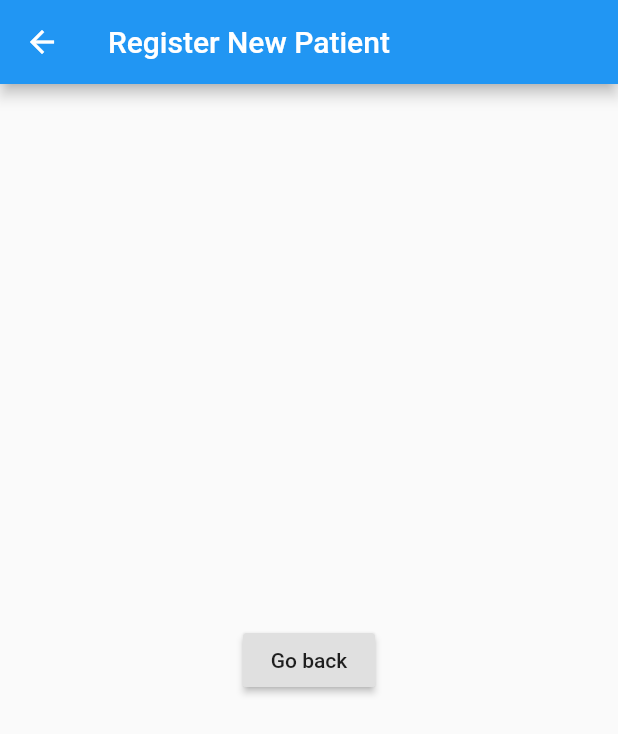
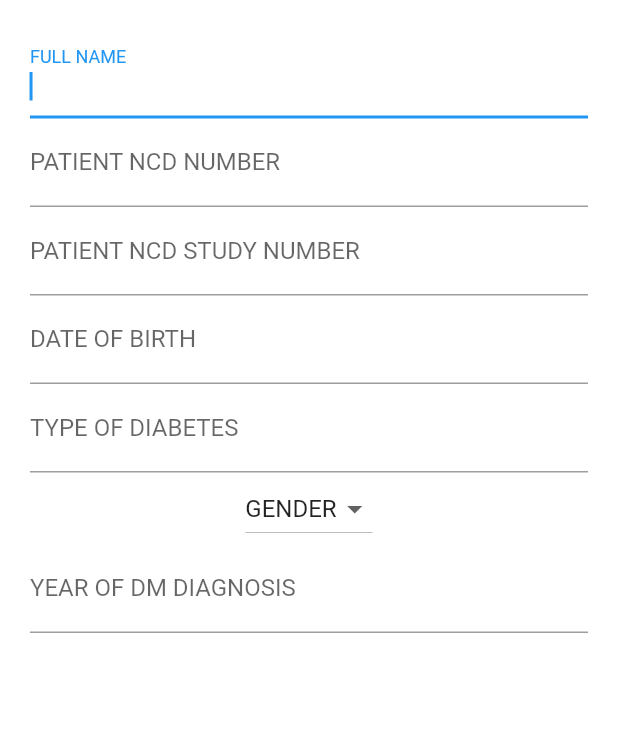
Before and after one commit to CliffJr/dfid_mobile_app, a Flutter app: the screen it shows after launch, in the side drawer, after a tap on "New Patient", on a phone screen of 412 x 824 dp. Shown: the top 734 px of the screen. Run offline on Flutter 3.47's test engine with Material 2 defaults, Android fonts, the light colour scheme and no system bars.

Commit message:
added new patient fields

```diff
--- a/lib/main.dart
+++ b/lib/main.dart
@@ -2,6 +2,7 @@ import 'package:flutter/material.dart';
 import 'package:flutter/rendering.dart';
 
 import './pages/new_patient.dart';
+import './pages/patient_records.dart';
 
 void main() => runApp(MyApp());
 
@@ -70,7 +71,10 @@ class MyHomePage extends StatelessWidget {
               leading: Icon(Icons.people),
               title: Text('Patient Records'),
               onTap: () {
-                Navigator.pop(context);
+                Navigator.push(
+                    context,
+                    MaterialPageRoute(
+                        builder: (context) => MyStatelessWidget()));
               },
             ),
             ListTile(
--- a/lib/pages/new_patient.dart
+++ b/lib/pages/new_patient.dart
@@ -1,16 +1,114 @@
 import 'package:flutter/material.dart';
 
-class AddPatient extends StatelessWidget {
+class AddPatient extends StatefulWidget {
+  AddPatientState createState() {
+    return AddPatientState();
+  }
+}
+
+String dropdownStr = 'GENDER';
+
+class AddPatientState extends State<AddPatient> {
+  DateTime _date = DateTime.now();
+
+  Future<Null> selectDate(BuildContext context) async {
+    final DateTime picked = await showDatePicker(
+      context: context,
+      initialDate: _date,
+      firstDate: DateTime(1970),
+      lastDate: DateTime(2100),
+    );
+
+    if (picked != null && picked != _date) {
+      setState(() {
+        _date = picked;
+        print(_date.toString());
+      });
+    }
+  }
+
   @override
-  Widget build(BuildContext context) {
-    return Scaffold(
-      appBar: AppBar(title: Text('Register New Patient')),
-      body: Center(
-        child: RaisedButton(
-          onPressed: () {},
-          child: Text('Go back'),
-        ),
-      ),
+  Widget build(context) {
+    return Container(
+      // appBar: AppBar(title: Text('Register New Patient')),
+      margin: const EdgeInsets.all(20.0),
+      child: Form(
+          child: Column(children: [
+        fullNameField(),
+        patientNcdNumber(),
+        patientNcdStudyNUmber(),
+        dob(),
+        typeOfDiebetes(),
+        gender(),
+        yearOfDmDiagnosis()
+      ])),
     );
   }
 }
+
+Widget fullNameField() {
+  return TextFormField(
+    autofocus: true,
+    keyboardType: TextInputType.name,
+    decoration: InputDecoration(labelText: 'FULL NAME'),
+  );
+}
+
+Widget patientNcdNumber() {
+  return TextFormField(
+    autofocus: true,
+    decoration: InputDecoration(labelText: 'PATIENT NCD NUMBER'),
+  );
+}
+
+Widget patientNcdStudyNUmber() {
+  return TextFormField(
+    autofocus: true,
+    decoration: InputDecoration(labelText: 'PATIENT NCD STUDY NUMBER'),
+  );
+}
+
+Widget dob() {
+  return TextFormField(
+    autofocus: true,
+    keyboardType: TextInputType.datetime,
+    decoration: InputDecoration(labelText: 'DATE OF BIRTH'),
+    onTap: () {
+      // selectDate(context);
+    },
+  );
+}
+
+Widget typeOfDiebetes() {
+  return TextFormField(
+    autofocus: true,
+    decoration: InputDecoration(labelText: 'TYPE OF DIABETES'),
+  );
+}
+
+Widget gender() {
+  return DropdownButton<String>(
+      value: dropdownStr,
+      onChanged: (String newValue) {
+        // setState(() {
+        //   dropdownStr = newValue;
+        // });
+      },
+      items: <String>['GENDER', 'Female', 'Male']
+          .map<DropdownMenuItem<String>>((String value) {
+        return DropdownMenuItem<String>(value: value, child: Text(value));
+      }).toList());
+}
+
+Widget yearOfDmDiagnosis() {
+  return TextFormField(
+    autofocus: true,
+    decoration: InputDecoration(labelText: 'YEAR OF DM DIAGNOSIS'),
+  );
+}
+
+submitButton() {
+  return RaisedButton(child: Text('Submit'), onPressed: () {});
+}
+
+//Second Form
--- a/pubspec.yaml
+++ b/pubspec.yaml
@@ -35,6 +35,9 @@ dependencies:
 dev_dependencies:
   flutter_test:
     sdk: flutter
+
+  sqflite: ^1.3.0
+  path_provider: ^1.6.24
 
 # For information on the generic Dart part of this file, see the
 # following page: https://dart.dev/tools/pub/pubspec
```
Also changed, not shown: lib/pages/patient_records.dart (added, +55 -0 lines), pubspec.lock.
